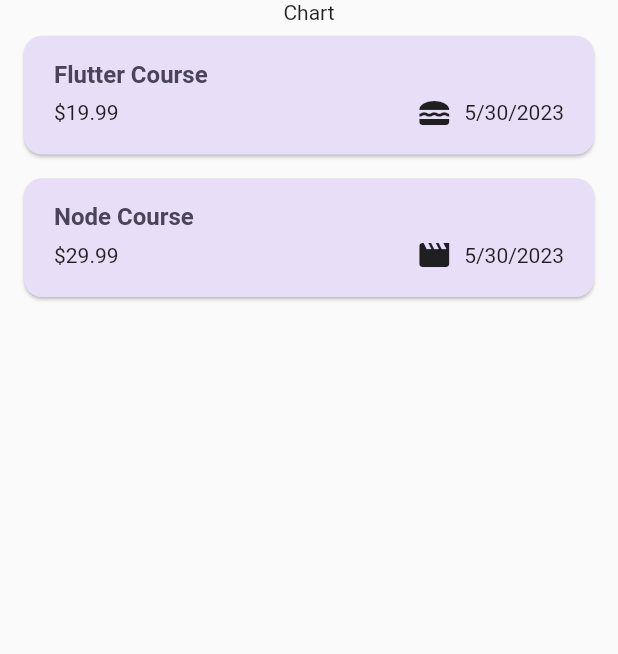
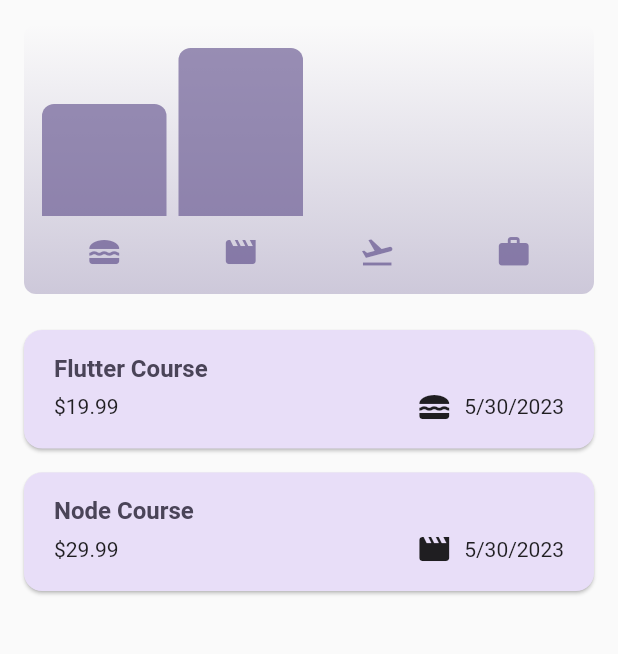
Before and after one commit to HassanKhan123/expense-tracker, a Flutter app: the screen it shows after launch, on a phone screen of 412 x 824 dp, the part 84-738 px from its top. Run offline on Flutter 3.47's test engine with Material 2 defaults, Android fonts, the phone set to English and light mode, and no system bars.

Commit message:
added: chart widget

```diff
--- a/lib/models/expense.dart
+++ b/lib/models/expense.dart
@@ -32,3 +32,25 @@ class Expense {
     return formatter.format(date);
   }
 }
+
+class ExpenseBucket {
+  const ExpenseBucket({required this.category, required this.expenses});
+
+  ExpenseBucket.forCategory(List<Expense> allExpenses, this.category)
+      : expenses = allExpenses
+            .where((expense) => expense.category == category)
+            .toList();
+
+  final Category category;
+  final List<Expense> expenses;
+
+  double get totalExpenses {
+    double sum = 0;
+
+    for (final expense in expenses) {
+      sum += expense.amount;
+    }
+
+    return sum;
+  }
+}
--- /dev/null
+++ b/lib/widgets/chart/chart.dart
@@ -0,0 +1,95 @@
+import 'package:flutter/material.dart';
+
+import 'package:expense_tracker/widgets/chart/chart_bar.dart';
+import 'package:expense_tracker/models/expense.dart';
+
+class Chart extends StatelessWidget {
+  const Chart({super.key, required this.expenses});
+
+  final List<Expense> expenses;
+
+  List<ExpenseBucket> get buckets {
+    return [
+      ExpenseBucket.forCategory(expenses, Category.food),
+      ExpenseBucket.forCategory(expenses, Category.leisure),
+      ExpenseBucket.forCategory(expenses, Category.travel),
+      ExpenseBucket.forCategory(expenses, Category.work),
+    ];
+  }
+
+  double get maxTotalExpense {
+    double maxTotalExpense = 0;
+
+    for (final bucket in buckets) {
+      if (bucket.totalExpenses > maxTotalExpense) {
+        maxTotalExpense = bucket.totalExpenses;
+      }
+    }
+
+    return maxTotalExpense;
+  }
+
+  @override
+  Widget build(BuildContext context) {
+    final isDarkMode =
+        MediaQuery.of(context).platformBrightness == Brightness.dark;
+    return Container(
+      margin: const EdgeInsets.all(16),
+      padding: const EdgeInsets.symmetric(
+        vertical: 16,
+        horizontal: 8,
+      ),
+      width: double.infinity,
+      height: 180,
+      decoration: BoxDecoration(
+        borderRadius: BorderRadius.circular(8),
+        gradient: LinearGradient(
+          colors: [
+            Theme.of(context).colorScheme.primary.withOpacity(0.3),
+            Theme.of(context).colorScheme.primary.withOpacity(0.0)
+          ],
+          begin: Alignment.bottomCenter,
+          end: Alignment.topCenter,
+        ),
+      ),
+      child: Column(
+        children: [
+          Expanded(
+            child: Row(
+              crossAxisAlignment: CrossAxisAlignment.end,
+              children: [
+                for (final bucket in buckets) // alternative to map()
+                  ChartBar(
+                    fill: bucket.totalExpenses == 0
+                        ? 0
+                        : bucket.totalExpenses / maxTotalExpense,
+                  )
+              ],
+            ),
+          ),
+          const SizedBox(height: 12),
+          Row(
+            children: buckets
+                .map(
+                  (bucket) => Expanded(
+                    child: Padding(
+                      padding: const EdgeInsets.symmetric(horizontal: 4),
+                      child: Icon(
+                        categoryIcons[bucket.category],
+                        color: isDarkMode
+                            ? Theme.of(context).colorScheme.secondary
+                            : Theme.of(context)
+                                .colorScheme
+                                .primary
+                                .withOpacity(0.7),
+                      ),
+                    ),
+                  ),
+                )
+                .toList(),
+          )
+        ],
+      ),
+    );
+  }
+}
--- /dev/null
+++ b/lib/widgets/chart/chart_bar.dart
@@ -0,0 +1,34 @@
+import 'package:flutter/material.dart';
+
+class ChartBar extends StatelessWidget {
+  const ChartBar({
+    super.key,
+    required this.fill,
+  });
+
+  final double fill;
+
+  @override
+  Widget build(BuildContext context) {
+    final isDarkMode =
+        MediaQuery.of(context).platformBrightness == Brightness.dark;
+    return Expanded(
+      child: Padding(
+        padding: const EdgeInsets.symmetric(horizontal: 4),
+        child: FractionallySizedBox(
+          heightFactor: fill,
+          child: DecoratedBox(
+            decoration: BoxDecoration(
+              shape: BoxShape.rectangle,
+              borderRadius:
+                  const BorderRadius.vertical(top: Radius.circular(8)),
+              color: isDarkMode
+                  ? Theme.of(context).colorScheme.secondary
+                  : Theme.of(context).colorScheme.primary.withOpacity(0.65),
+            ),
+          ),
+        ),
+      ),
+    );
+  }
+}
--- a/lib/widgets/expenses.dart
+++ b/lib/widgets/expenses.dart
@@ -1,3 +1,4 @@
+import 'package:expense_tracker/widgets/chart/chart.dart';
 import 'package:flutter/material.dart';
 
 import 'package:expense_tracker/widgets/expenses_list/expenses_list.dart';
@@ -75,7 +76,7 @@ class _ExpensesState extends State<Expenses> {
       ),
       body: Column(
         children: [
-          Text('Chart'),
+          Chart(expenses: _registeredExpenses),
           Expanded(
               child: _registeredExpenses.isNotEmpty
                   ? ExpensesList(
```
